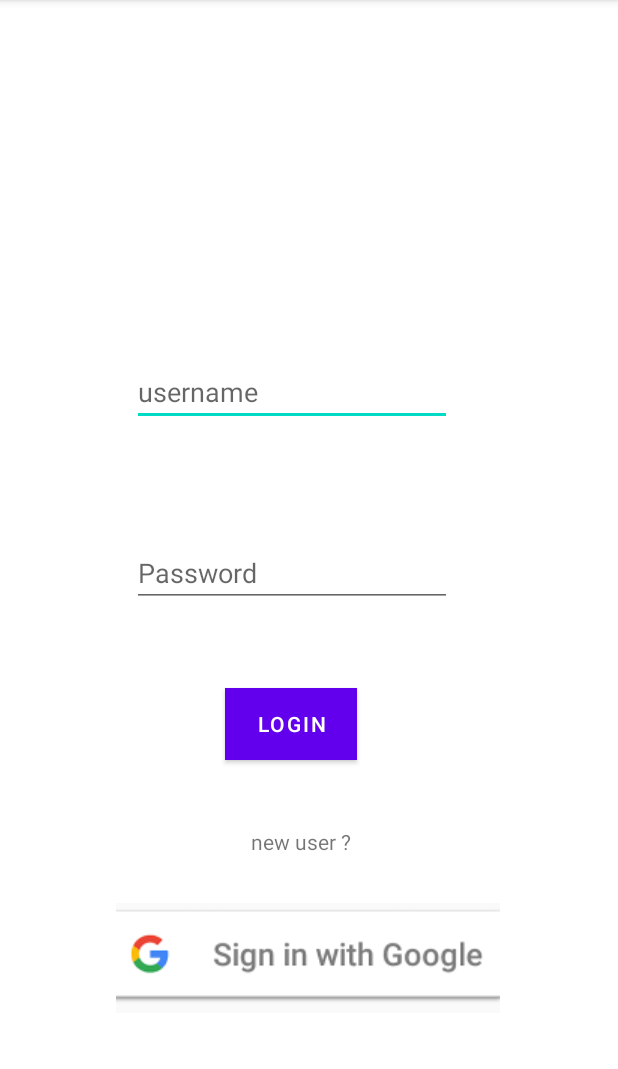
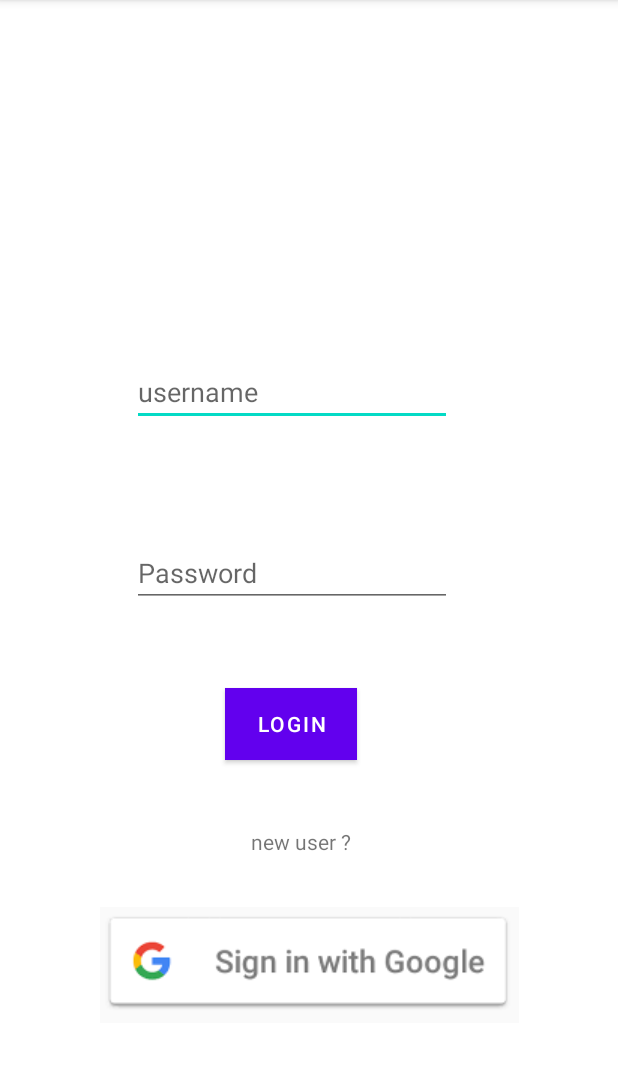
Before and after one commit to aalok574/groceryapp, an Android app: the screen it shows after launch (MainActivity), on a phone screen of 412 x 824 dp, the part 84-1153 px from its top. Run offline under Robolectric (Android 15) with nearby library versions, the phone set to English and light mode, and no system bars; our stand-ins replace Firebase (no records; nobody signed in at launch, a user with empty details on screens opened directly).

Commit message:
Grocerry app

```diff
--- a/app/src/main/java/com/example/groceryapp/MainActivity.java
+++ b/app/src/main/java/com/example/groceryapp/MainActivity.java
@@ -35,6 +35,7 @@ public class MainActivity<userpassword, username> extends AppCompatActivity {
     private FirebaseAuth firebaseAuth;
     private ImageButton eimage;
     private GoogleSignInClient mGoogleSignInClient;
+    private FirebaseAuth mAuth;
     @Override
     protected void onCreate(Bundle savedInstanceState) {
         super.onCreate(savedInstanceState);
@@ -45,6 +46,7 @@ public class MainActivity<userpassword, username> extends AppCompatActivity {
         userRegistration=(TextView)findViewById(R.id.textView4);
         eimage=findViewById(R.id.imageButton);
         firebaseAuth=FirebaseAuth.getInstance();
+        mAuth = FirebaseAuth.getInstance();
         FirebaseUser user= firebaseAuth.getCurrentUser();
         if(user!=null)
         {
@@ -68,7 +70,6 @@ public class MainActivity<userpassword, username> extends AppCompatActivity {
                 .requestEmail()
                 .build();
         mGoogleSignInClient = GoogleSignIn.getClient(this, gso);
-
         eimage.setOnClickListener(new View.OnClickListener() {
             @Override
             public void onClick(View v) {
@@ -100,8 +101,6 @@ public class MainActivity<userpassword, username> extends AppCompatActivity {
     }
     private void firebaseAuthWithGoogle(String idToken) {
         AuthCredential credential = GoogleAuthProvider.getCredential(idToken, null);
-        FirebaseAuth mAuth;
-        mAuth=FirebaseAuth.getInstance();
         mAuth.signInWithCredential(credential)
                 .addOnCompleteListener(this, new OnCompleteListener<AuthResult>() {
                     @Override
--- a/app/src/main/res/layout/activity_main.xml
+++ b/app/src/main/res/layout/activity_main.xml
@@ -61,14 +61,14 @@
 
     <ImageButton
         android:id="@+id/imageButton"
-        android:layout_width="256dp"
-        android:layout_height="73dp"
+        android:layout_width="279dp"
+        android:layout_height="77dp"
+        android:layout_marginBottom="52dp"
         app:layout_constraintBottom_toBottomOf="parent"
         app:layout_constraintEnd_toEndOf="parent"
-        app:layout_constraintHorizontal_bias="0.496"
         app:layout_constraintStart_toStartOf="parent"
         app:layout_constraintTop_toBottomOf="@+id/textView4"
-        app:layout_constraintVertical_bias="0.252"
         app:srcCompat="@drawable/download" />
 
+
 </androidx.constraintlayout.widget.ConstraintLayout>
```
